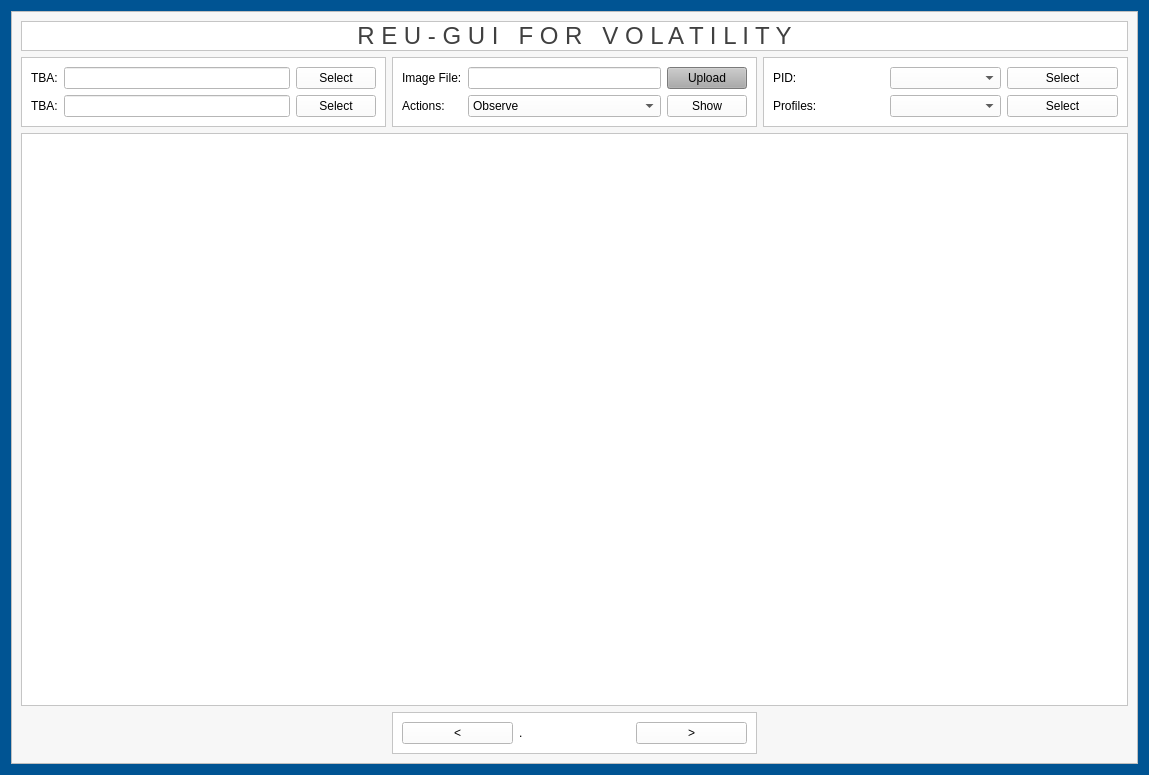
Qt form form.ui (Masrik-Dahir/VMI) before a commit.
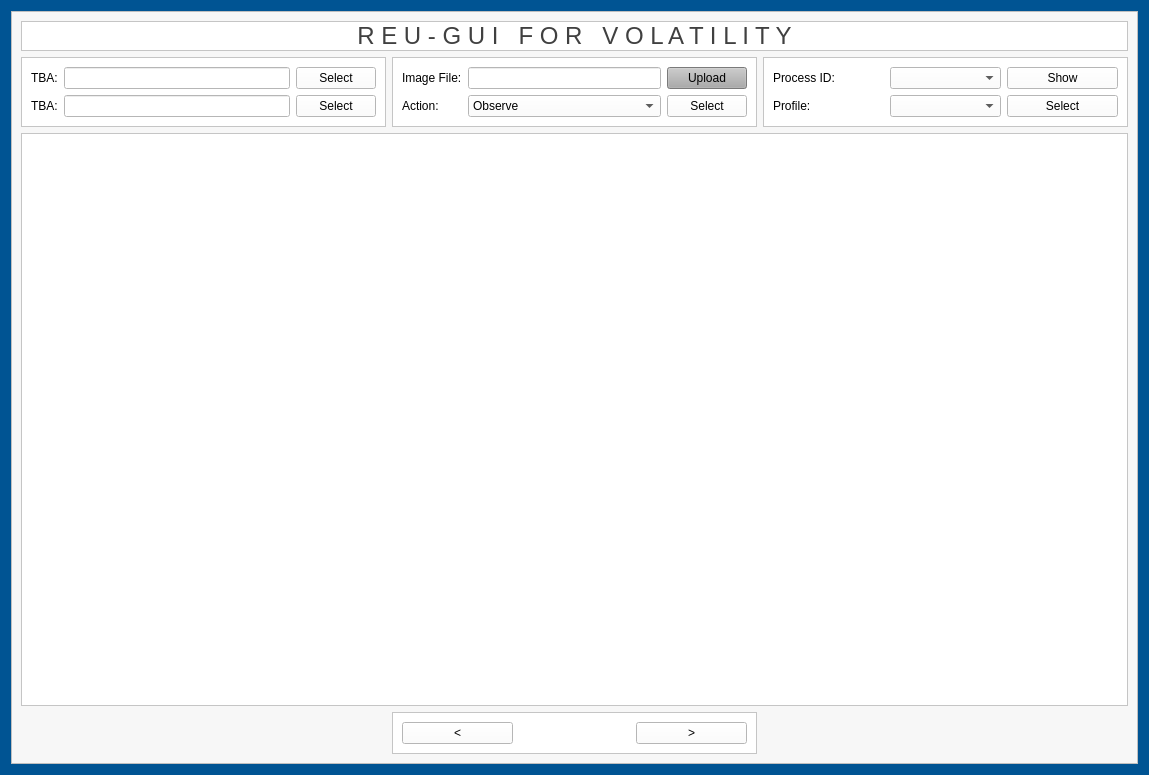
The same form after that commit.

Diff of the .ui file:
```diff
--- a/form.ui
+++ b/form.ui
@@ -104,7 +104,7 @@
                 <string notr="true">color: rgb(0, 0, 0);</string>
                </property>
                <property name="text">
-                <string>Actions:</string>
+                <string>Action:</string>
                </property>
               </widget>
              </item>
@@ -149,7 +149,7 @@
                 <string notr="true">background-color: rgb(171, 171, 171);\n</string>
                </property>
                <property name="text">
-                <string>Show</string>
+                <string>Select</string>
                </property>
               </widget>
              </item>
@@ -502,7 +502,7 @@
                 <string notr="true">color: rgb(0, 0, 0);</string>
                </property>
                <property name="text">
-                <string>.</string>
+                <string/>
                </property>
               </widget>
              </item>
@@ -579,21 +579,21 @@
                 <string notr="true">background-color: rgb(171, 171, 171);\n</string>
                </property>
                <property name="text">
-                <string>Select</string>
+                <string>Show</string>
                </property>
               </widget>
              </item>
              <item row="0" column="0">
               <widget class="QLabel" name="pid_label">
                <property name="text">
-                <string>PID:</string>
+                <string>Process ID:</string>
                </property>
               </widget>
              </item>
              <item row="1" column="0">
               <widget class="QLabel" name="label_5">
                <property name="text">
-                <string>Profiles:</string>
+                <string>Profile:</string>
                </property>
               </widget>
              </item>
```
